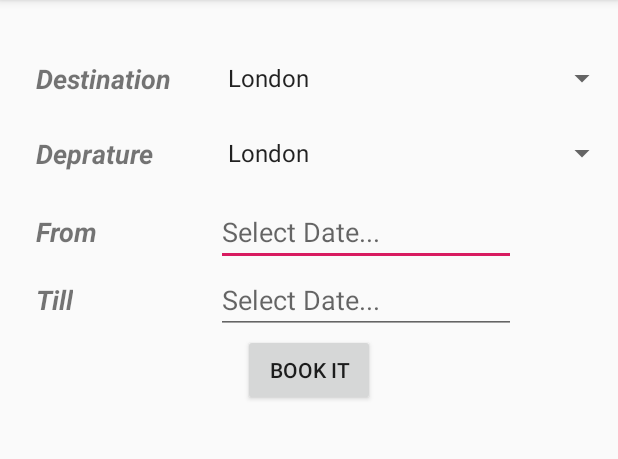
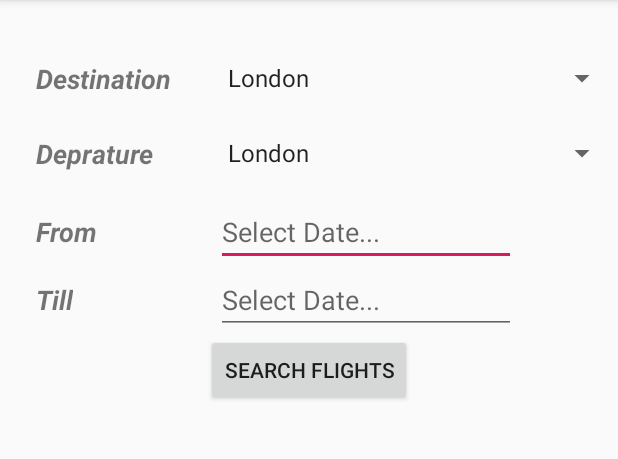
Before and after one commit to maddy-droid/Sample-hotel-flight-booking, an Android app: the screen it shows after launch (MainActivity), on a phone screen of 412 x 824 dp, the part 84-543 px from its top. Run offline under Robolectric (Android 15) with nearby library versions, the phone set to English and light mode, and no system bars.

Commit message:
intent to call the show flight detials

```diff
--- a/app/src/main/res/layout/activity_main.xml
+++ b/app/src/main/res/layout/activity_main.xml
@@ -100,11 +100,10 @@
         android:layout_alignStart="@+id/dateStart" />
 
     <Button
-        android:text="Book it"
+        android:text="Search flights"
         android:layout_width="wrap_content"
         android:layout_height="wrap_content"
         android:id="@+id/bBook"
-        android:onClick="Book_it"
         android:layout_centerInParent="true"
         android:layout_below="@id/dateAnd"
         android:layout_marginRight="18dp"
```
Also changed, not shown: app/src/main/java/com/santhu/demo/MainActivity.java (+14 -1 lines).
